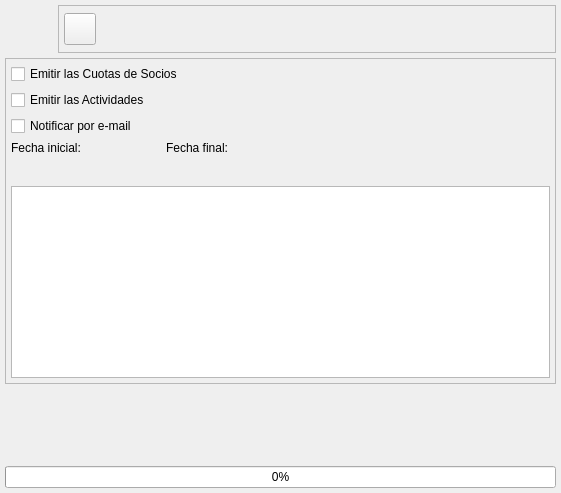
Above: bulmages/bulmafact/plugins/pluginbf_recibo/emitirrecibosbase.ui from eboladev/Bulmages-1 before the change. Below: the same form after it.
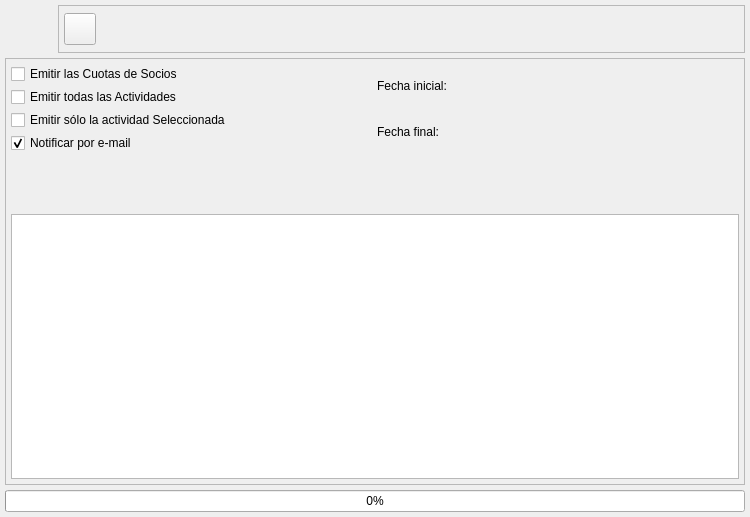
That is the form after the change. Icons and pictures are not drawn. Custom widgets are drawn as their Qt base class.

What changed in the file:
```diff
--- a/bulmages/bulmafact/plugins/pluginbf_recibo/emitirrecibosbase.ui
+++ b/bulmages/bulmafact/plugins/pluginbf_recibo/emitirrecibosbase.ui
@@ -5,12 +5,12 @@
   <property name="enabled" >
    <bool>true</bool>
   </property>
-  <property name="geometry" >
+  <property name="geometry">
    <rect>
     <x>0</x>
     <y>0</y>
-    <width>561</width>
-    <height>493</height>
+    <width>750</width>
+    <height>517</height>
    </rect>
   </property>
   <property name="windowTitle" >
@@ -27,126 +27,12 @@
    <property name="spacing" >
     <number>5</number>
    </property>
-   <item row="1" column="0" >
-    <widget class="QFrame" name="m_busqueda" >
-     <property name="minimumSize" >
-      <size>
-       <width>16</width>
-       <height>140</height>
-      </size>
-     </property>
-     <property name="frameShape" >
-      <enum>QFrame::StyledPanel</enum>
-     </property>
-     <property name="frameShadow" >
-      <enum>QFrame::Raised</enum>
-     </property>
-     <layout class="QGridLayout" >
-      <property name="margin" >
-       <number>5</number>
-      </property>
-      <property name="spacing" >
-       <number>5</number>
-      </property>
-      <item row="1" column="1" >
-       <widget class="QLabel" name="textLabel1_4_2" >
-        <property name="text" >
-         <string>Fecha final:</string>
-        </property>
-       </widget>
-      </item>
-      <item row="2" column="1" >
-       <widget class="BlDateSearch" native="1" name="m_fechafin" >
-        <property name="sizePolicy" >
-         <sizepolicy vsizetype="Preferred" hsizetype="Fixed" >
-          <horstretch>0</horstretch>
-          <verstretch>0</verstretch>
-         </sizepolicy>
-        </property>
-        <property name="minimumSize" >
-         <size>
-          <width>150</width>
-          <height>21</height>
-         </size>
-        </property>
-       </widget>
-      </item>
-      <item row="1" column="0" >
-       <widget class="QLabel" name="textLabel1_4" >
-        <property name="text" >
-         <string>Fecha inicial:</string>
-        </property>
-       </widget>
-      </item>
-      <item row="2" column="0" >
-       <widget class="BlDateSearch" native="1" name="m_fechain" >
-        <property name="sizePolicy" >
-         <sizepolicy vsizetype="Preferred" hsizetype="Fixed" >
-          <horstretch>0</horstretch>
-          <verstretch>0</verstretch>
-         </sizepolicy>
-        </property>
-        <property name="minimumSize" >
-         <size>
-          <width>150</width>
-          <height>21</height>
-         </size>
-        </property>
-       </widget>
-      </item>
-      <item row="0" column="0" colspan="3" >
-       <layout class="QHBoxLayout" >
-        <property name="spacing" >
-         <number>5</number>
-        </property>
-        <property name="margin" >
-         <number>0</number>
-        </property>
-        <item>
-         <layout class="QVBoxLayout" >
-          <property name="spacing" >
-           <number>6</number>
-          </property>
-          <property name="margin" >
-           <number>0</number>
-          </property>
-          <item>
-           <widget class="QCheckBox" name="mui_previsiones" >
-            <property name="text" >
-             <string>Emitir las Cuotas de Socios</string>
-            </property>
-           </widget>
-          </item>
-          <item>
-           <widget class="QCheckBox" name="mui_efectivos" >
-            <property name="text" >
-             <string>Emitir las Actividades</string>
-            </property>
-           </widget>
-          </item>
-          <item>
-           <widget class="QCheckBox" name="checkBox" >
-            <property name="text" >
-             <string>Notificar por e-mail</string>
-            </property>
-           </widget>
-          </item>
-         </layout>
-        </item>
-       </layout>
-      </item>
-      <item row="3" column="0" colspan="3" >
-       <widget class="QTextBrowser" name="textBrowser" />
-      </item>
-     </layout>
-    </widget>
-   </item>
-   <item row="0" column="0" >
-    <layout class="QHBoxLayout" >
-     <property name="spacing" >
+   <item row="0" column="0">
+    <layout class="QHBoxLayout">
+     <property name="spacing">
       <number>5</number>
      </property>
-     <property name="margin" >
+     <property name="margin">
       <number>0</number>
      </property>
      <item>
@@ -175,18 +61,18 @@
       </widget>
      </item>
      <item>
-      <widget class="QFrame" name="m_botonera" >
-       <property name="frameShape" >
+      <widget class="QFrame" name="m_botonera">
+       <property name="frameShape">
         <enum>QFrame::StyledPanel</enum>
        </property>
        <property name="frameShadow" >
         <enum>QFrame::Raised</enum>
        </property>
-       <layout class="QHBoxLayout" >
-        <property name="spacing" >
+       <layout class="QHBoxLayout">
+        <property name="spacing">
          <number>5</number>
         </property>
-        <property name="margin" >
+        <property name="margin">
          <number>5</number>
         </property>
         <item>
@@ -264,35 +150,150 @@
      </item>
     </layout>
    </item>
-   <item row="3" column="0" >
-    <widget class="QProgressBar" name="m_progreso" >
-     <property name="value" >
+   <item row="2" column="0">
+    <widget class="QProgressBar" name="m_progreso">
+     <property name="value">
       <number>0</number>
      </property>
     </widget>
    </item>
-   <item row="2" column="0" >
-    <spacer name="verticalSpacer" >
-     <property name="orientation" >
-      <enum>Qt::Vertical</enum>
-     </property>
-     <property name="sizeHint" stdset="0" >
+   <item row="1" column="0">
+    <widget class="QFrame" name="m_busqueda">
+     <property name="minimumSize">
       <size>
-       <width>20</width>
-       <height>40</height>
+       <width>16</width>
+       <height>140</height>
       </size>
      </property>
-    </spacer>
+     <property name="frameShape">
+      <enum>QFrame::StyledPanel</enum>
+     </property>
+     <property name="frameShadow">
+      <enum>QFrame::Raised</enum>
+     </property>
+     <layout class="QGridLayout" name="gridLayout">
+      <item row="0" column="0" rowspan="2">
+       <layout class="QVBoxLayout" name="verticalLayout">
+        <item>
+         <widget class="QCheckBox" name="mui_previsiones">
+          <property name="text">
+           <string>Emitir las Cuotas de Socios</string>
+          </property>
+         </widget>
+        </item>
+        <item>
+         <widget class="QCheckBox" name="mui_efectivos">
+          <property name="text">
+           <string>Emitir todas las Actividades</string>
+          </property>
+         </widget>
+        </item>
+        <item>
+         <widget class="QCheckBox" name="mui_actividad">
+          <property name="text">
+           <string>Emitir sólo la actividad Seleccionada</string>
+          </property>
+         </widget>
+        </item>
+        <item>
+         <widget class="QCheckBox" name="checkBox">
+          <property name="text">
+           <string>Notificar por e-mail</string>
+          </property>
+          <property name="checked">
+           <bool>true</bool>
+          </property>
+         </widget>
+        </item>
+       </layout>
+      </item>
+      <item row="0" column="1">
+       <layout class="QHBoxLayout" name="horizontalLayout">
+        <item>
+         <widget class="QLabel" name="textLabel1_4">
+          <property name="text">
+           <string>Fecha inicial:</string>
+          </property>
+         </widget>
+        </item>
+        <item>
+         <widget class="BlDateSearch" name="m_fechain" native="true">
+          <property name="sizePolicy">
+           <sizepolicy hsizetype="Fixed" vsizetype="Preferred">
+            <horstretch>0</horstretch>
+            <verstretch>0</verstretch>
+           </sizepolicy>
+          </property>
+          <property name="minimumSize">
+           <size>
+            <width>150</width>
+            <height>21</height>
+           </size>
+          </property>
+         </widget>
+        </item>
+       </layout>
+      </item>
+      <item row="1" column="1">
+       <layout class="QHBoxLayout" name="horizontalLayout_2">
+        <item>
+         <widget class="QLabel" name="textLabel1_4_2">
+          <property name="text">
+           <string>Fecha final:</string>
+          </property>
+         </widget>
+        </item>
+        <item>
+         <widget class="BlDateSearch" name="m_fechafin" native="true">
+          <property name="sizePolicy">
+           <sizepolicy hsizetype="Fixed" vsizetype="Preferred">
+            <horstretch>0</horstretch>
+            <verstretch>0</verstretch>
+           </sizepolicy>
+          </property>
+          <property name="minimumSize">
+           <size>
+            <width>150</width>
+            <height>21</height>
+           </size>
+          </property>
+         </widget>
+        </item>
+       </layout>
+      </item>
+      <item row="2" column="0" colspan="2">
+       <widget class="BlSearchWidget" name="mui_idactividad" native="true">
+        <property name="enabled">
+         <bool>false</bool>
+        </property>
+        <property name="minimumSize">
+         <size>
+          <width>0</width>
+          <height>55</height>
+         </size>
+        </property>
+       </widget>
+      </item>
+      <item row="3" column="0" colspan="2">
+       <widget class="QTextBrowser" name="textBrowser"/>
+      </item>
+     </layout>
+    </widget>
    </item>
   </layout>
  </widget>
- <layoutdefault spacing="3" margin="5" />
+ <layoutdefault spacing="3" margin="5"/>
  <customwidgets>
   <customwidget>
    <class>BlDateSearch</class>
    <extends>QWidget</extends>
    <header>../../bulmalib/src/bldatesearch.h</header>
   </customwidget>
+  <customwidget>
+   <class>BlSearchWidget</class>
+   <extends>QWidget</extends>
+   <header>blsearchwidget.h</header>
+  </customwidget>
  </customwidgets>
  <resources>
   <include location="../../../bulmages.qrc" />
```
Left out of the diff: 94 changed lines with no effect on the pictures.
